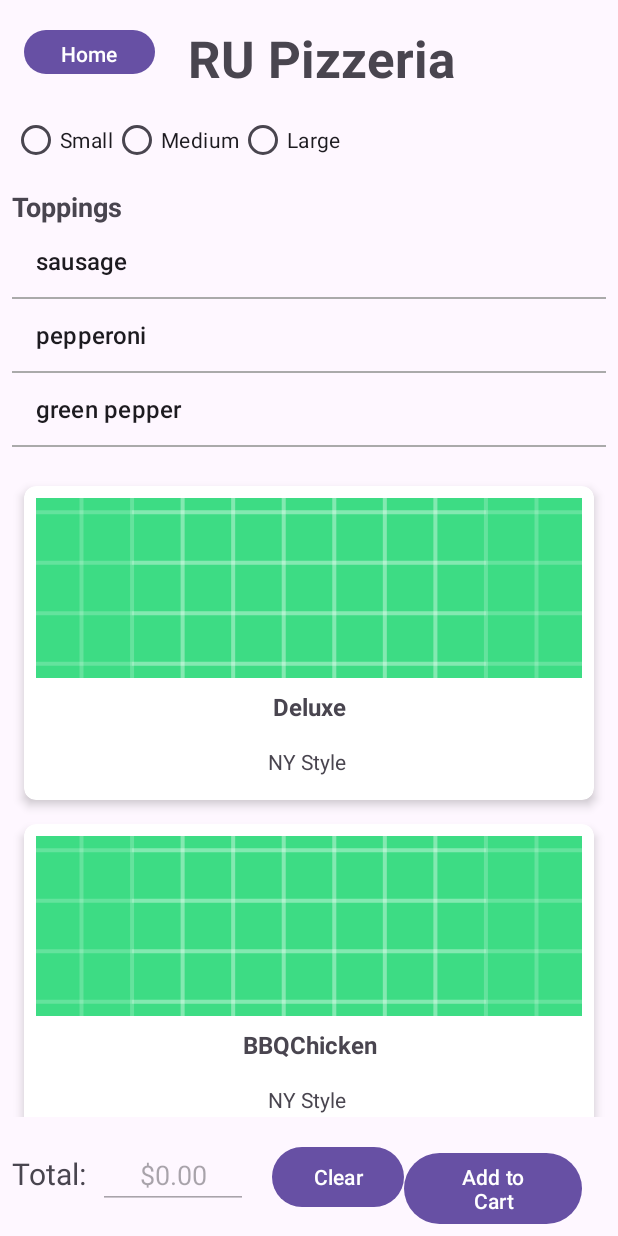
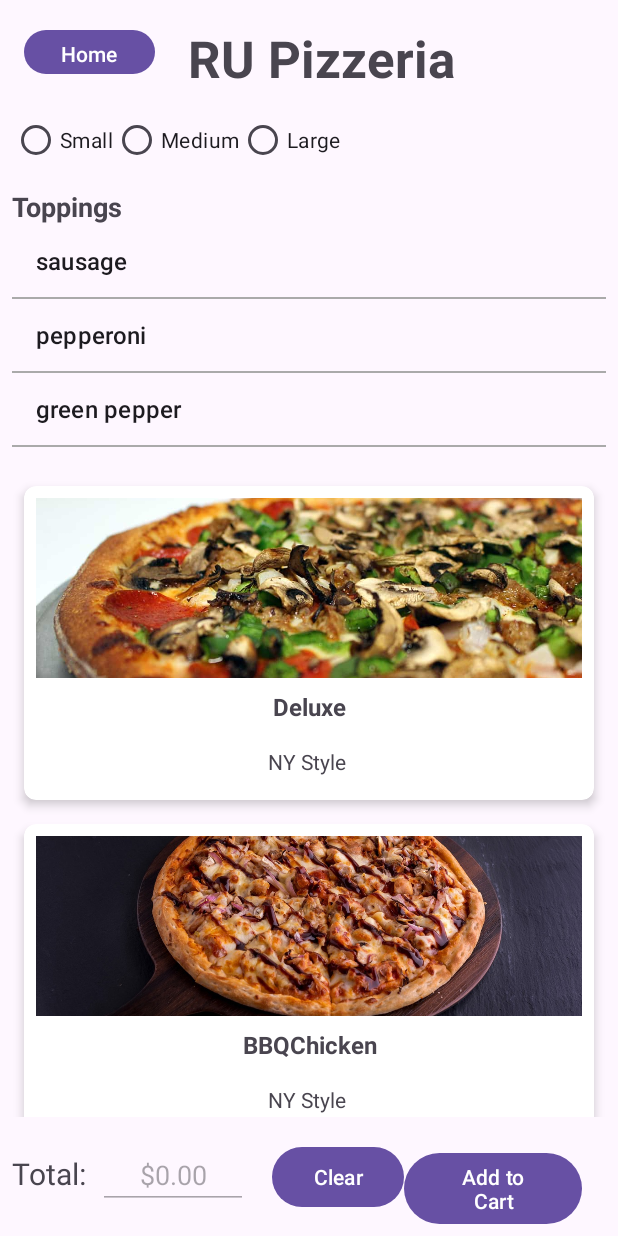
Before and after one commit to moisesfromthebible/RUPizzeria2, an Android app: the PizzaOrderActivity screen opened directly, with no data from a screen before it, after a tap on "Deluxe", on a phone screen of 412 x 824 dp. Run offline under Robolectric (Android 15) with nearby library versions, the phone set to English and light mode, and no system bars.

Commit message:
pizza images

```diff
--- a/app/src/main/java/com/example/rupizzeria2/PizzaAdapter.java
+++ b/app/src/main/java/com/example/rupizzeria2/PizzaAdapter.java
@@ -63,47 +63,33 @@ public class PizzaAdapter extends RecyclerView.Adapter<PizzaAdapter.PizzaViewHol
      */
     @Override
     public void onBindViewHolder(@NonNull PizzaViewHolder holder, int position) {
-
         Pizza pizza = pizzaList.get(position);
         holder.pizzaName.setText(pizza.getName());
         holder.pizzaStyle.setText(pizza.getStyle());
+        String pizzaName = pizza.getName().toLowerCase();
+        String pizzaStyle = pizza.getStyle().toLowerCase();
 
-        switch (pizza.getName().toLowerCase())
-        {
-            case "deluxe_chicago style":
+        if(pizzaName.contains("deluxe") && pizzaStyle.contains("chicago style")){
             holder.pizzaImage.setImageResource(R.drawable.deluxe_chicago_style);
-                break;
-            case "bbq chicken_chicago style":
+        }else if(pizzaName.contains("deluxe") && pizzaStyle.contains("ny style")){
+            holder.pizzaImage.setImageResource(R.drawable.deluxe_ny_style);
+        }else if(pizzaName.contains("bbq") && pizzaStyle.contains("chicago style")){
             holder.pizzaImage.setImageResource(R.drawable.bbq_chicken_chicago_style);
-                break;
-            case "meatzza_chicago style":
+        }else if(pizzaName.contains("bbq") && pizzaStyle.contains("ny style")){
+            holder.pizzaImage.setImageResource(R.drawable.bbq_chicken_ny_style);
+        }else if(pizzaName.contains("meatzza") && pizzaStyle.contains("chicago style")){
             holder.pizzaImage.setImageResource(R.drawable.meatzza_chicago_style);
-                break;
-            case "build your own_chicago style":
+        }else if(pizzaName.contains("meatzza") && pizzaStyle.contains("ny style")){
+            holder.pizzaImage.setImageResource(R.drawable.meatzza_ny_style);
+        }else if(pizzaName.contains("build your own") && pizzaStyle.contains("chicago style")){
             holder.pizzaImage.setImageResource(R.drawable.build_your_own_chicago_style);
-                break;
-            case "deluxe_ny style":
-                holder.pizzaImage.setImageResource(R.drawable.deluxe_ny_style);
-                break;
-            case "bbq chicken_ny style":
-                holder.pizzaImage.setImageResource(R.drawable.bbq_chicken_ny_style);
-                break;
-            case "meatzza_ny style":
-                holder.pizzaImage.setImageResource(R.drawable.meatzza_ny_style);
-                break;
-            case "build your own_ny style":
+        }else if(pizzaName.contains("build your own") && pizzaStyle.contains("ny style")){
             holder.pizzaImage.setImageResource(R.drawable.build_your_own_ny_style);
-                break;
-
-            default:
+        } else {
             holder.pizzaImage.setImageResource(R.drawable.ic_launcher_background);
-                break;
-
         }
 
-
         holder.itemView.setSelected(position == selectedPosition);
-
         holder.itemView.setOnClickListener(v -> {
             selectedPosition = position;
             notifyDataSetChanged();
--- a/app/src/main/res/layout/pizza_item.xml
+++ b/app/src/main/res/layout/pizza_item.xml
@@ -19,9 +19,9 @@
             android:id="@+id/pizzaImage"
             android:layout_width="match_parent"
             android:layout_height="120dp"
+            android:contentDescription="Pizza Image"
             android:scaleType="centerCrop"
-            android:src="@drawable/ic_launcher_background"
-            android:contentDescription="Pizza Image"/>
+            android:src="@drawable/ic_launcher_background" />
 
         <TextView
             android:id="@+id/pizzaName"
```
Lines whose indentation alone changed are shown as unchanged.
